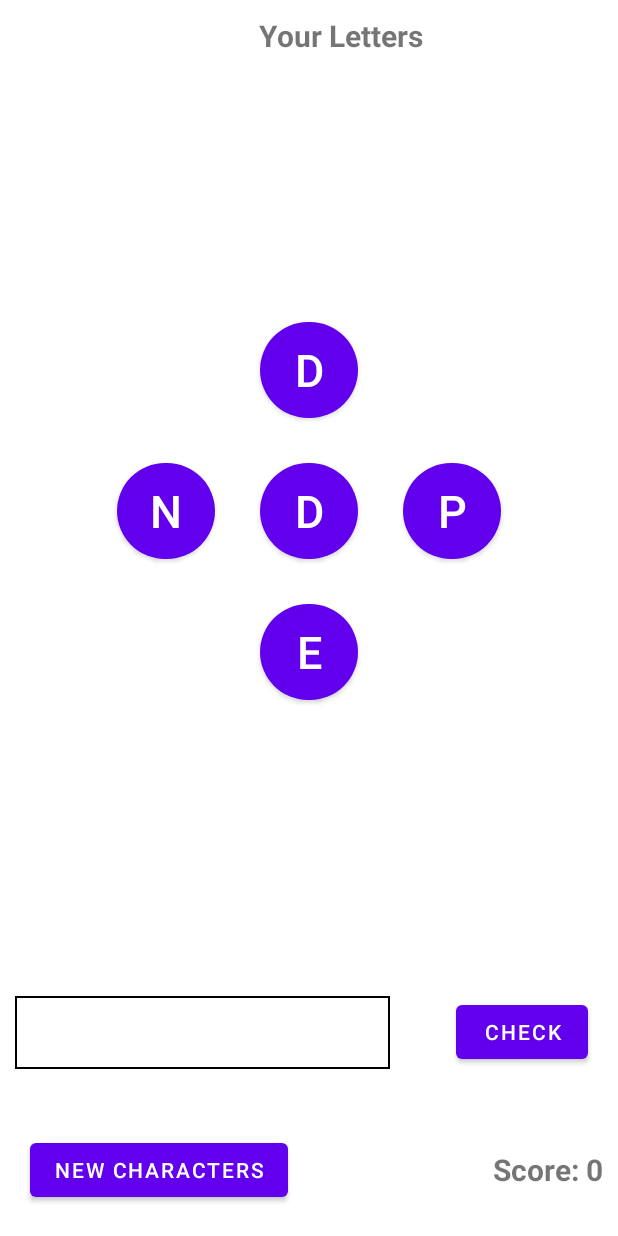
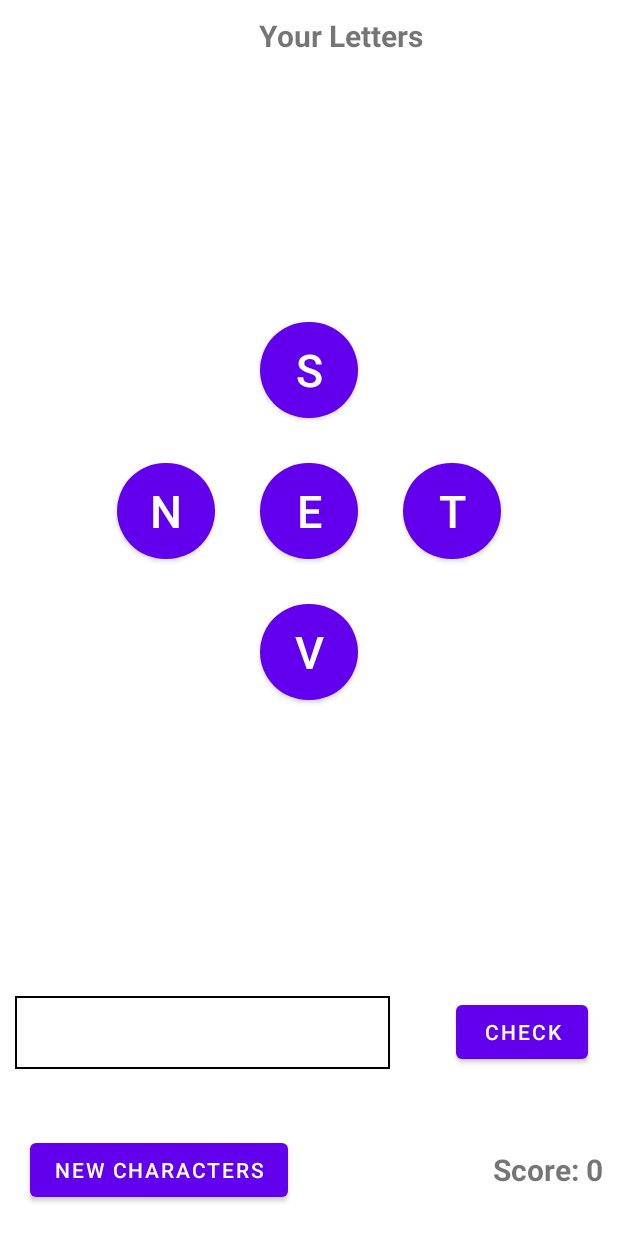
Before and after one commit to Mphatso-Banda/Word-Creator-App, an Android app: the screen it shows after launch (MainActivity), after a tap on "NEW CHARACTERS", on a phone screen of 412 x 824 dp. Run offline under Robolectric (Android 15) with nearby library versions, the light colour scheme and no system bars; our stand-ins replace data binding.

Commit message:
shuffle and answer what what working

```diff
--- a/app/build.gradle
+++ b/app/build.gradle
@@ -1,6 +1,7 @@
 plugins {
     id 'com.android.application'
     id 'org.jetbrains.kotlin.android'
+    id 'kotlin-kapt'
 }
 
 android {
--- a/app/src/main/java/com/tc/apps/wordcreator/MainActivity.kt
+++ b/app/src/main/java/com/tc/apps/wordcreator/MainActivity.kt
@@ -17,17 +17,32 @@ class MainActivity : AppCompatActivity() {
         super.onCreate(savedInstanceState)
         setContentView(R.layout.activity_main)
 
-        var mawu = StringBuilder()
-
         binding = ActivityMainBinding.inflate(layoutInflater)
         setContentView(binding.root)
+        binding.apply {
 
+            viewModel.apply {
+                finalAnswer.observe(this@MainActivity){
+                        value ->  answer.text  = value
+                }
 
-        binding.apply {
+                letter1.observe(this@MainActivity){
+                    value -> buttonA.text = value
+                }
+                letter2.observe(this@MainActivity){
+                        value -> buttonB.text = value
+                }
+                letter3.observe(this@MainActivity){
+                        value -> buttonC.text = value
+                }
+                letter4.observe(this@MainActivity){
+                        value -> buttonD.text = value
+                }
+                letter5.observe(this@MainActivity){
+                        value -> buttonE.text = value
+                }
+            }
             splashViewModel = viewModel
-            newCharacters.setOnClickListener {
-                viewModel.getButtonLetter()
-            }
 
             getAnswerFromButton(buttonA)
             getAnswerFromButton(buttonB)
--- a/app/src/main/java/com/tc/apps/wordcreator/viewmodels/SplashViewModel.kt
+++ b/app/src/main/java/com/tc/apps/wordcreator/viewmodels/SplashViewModel.kt
@@ -34,12 +34,18 @@ class SplashViewModel() : ViewModel() {
 
     private val answer = StringBuilder()
 
+    fun getText():LiveData<String>{
+        return finalAnswer
+    }
+
     fun getButtonLetter() {
-        reset()
+//        reset()
         val nextWord = shuffleWord()
-        Log.d("Next", nextWord[0].toString())
+        Log.d("_LETTER1", nextWord[0].toString())
 
         _letter1.value = nextWord[0].toString()
+        Log.d("LETTER1", letter1.value.toString())
+
         _letter2.value = nextWord[1].toString()
         _letter3.value = nextWord[2].toString()
         _letter4.value = nextWord[3].toString()
@@ -51,7 +57,7 @@ class SplashViewModel() : ViewModel() {
     private fun shuffleWord(): CharArray {
         val word = getData().toCharArray()
         word.shuffle()
-        Log.d("NOTHING", word[0].toString())
+        Log.d("SHUFFLE", word[0].toString())
         return word
     }
 
@@ -64,6 +70,7 @@ class SplashViewModel() : ViewModel() {
 
         val mapValue = randomMap.map { it.value }
         words = mapValue[0]
+        Log.d("WORD", mapKey[0].toString())
         return mapKey[0]
    }
 
@@ -92,6 +99,6 @@ class SplashViewModel() : ViewModel() {
 
     init {
         getButtonLetter()
-        shuffleWord()
+//        shuffleWord()
     }
 }
--- a/app/src/main/res/layout/activity_main.xml
+++ b/app/src/main/res/layout/activity_main.xml
@@ -1,13 +1,16 @@
 <?xml version="1.0" encoding="utf-8"?>
-<layout xmlns:tools="http://schemas.android.com/tools"
-    xmlns:android="http://schemas.android.com/apk/res/android"
-    xmlns:app="http://schemas.android.com/apk/res-auto">
+<layout xmlns:android="http://schemas.android.com/apk/res/android"
+    xmlns:app="http://schemas.android.com/apk/res-auto"
+    xmlns:tools="http://schemas.android.com/tools">
+
     <data>
         <variable
             name="splashViewModel"
             type="com.tc.apps.wordcreator.viewmodels.SplashViewModel" />
     </data>
+
     <androidx.constraintlayout.widget.ConstraintLayout
+
         android:layout_width="match_parent"
         android:layout_height="match_parent"
         tools:context=".MainActivity">
@@ -38,8 +41,9 @@
                 android:layout_width="wrap_content"
                 android:layout_height="wrap_content"
                 android:text="New Characters"
+                android:onClick="@{()-> splashViewModel.getButtonLetter()}"
                 android:layout_margin="20dp"
-            android:layout_centerVertical="true"/>
+                android:layout_centerVertical="true" />
 
             <TextView
                 android:layout_width="wrap_content"
@@ -48,7 +52,8 @@
                 android:text="Score: "
                 android:textStyle="bold"
                 android:layout_centerVertical="true"
-            android:textSize="20dp"/>
+                android:textSize="20dp" />
+
             <TextView
                 android:id="@+id/score"
                 android:layout_width="wrap_content"
@@ -58,7 +63,7 @@
                 android:textStyle="bold"
                 android:layout_marginEnd="10dp"
                 android:layout_alignParentEnd="true"
-            android:layout_centerVertical="true"/>
+                android:layout_centerVertical="true" />
         </RelativeLayout>
 
         <androidx.constraintlayout.widget.ConstraintLayout
@@ -75,7 +80,7 @@
                 android:layout_height="wrap_content"
                 android:layout_alignParentStart="true"
                 android:layout_marginStart="10dp"
-            android:text="@{splashViewModel.finalAnswer}"
+                android:text="@{splashViewModel.getText()}"
                 android:textSize="28dp"
                 android:padding="5dp"
                 android:background="@drawable/text_bg"
```
Lines whose indentation alone changed are shown as unchanged.
